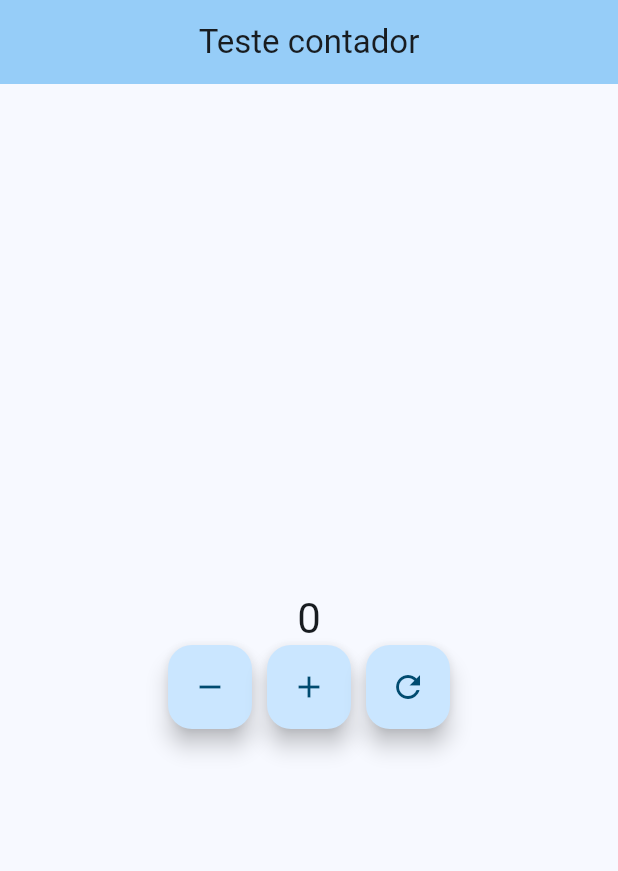
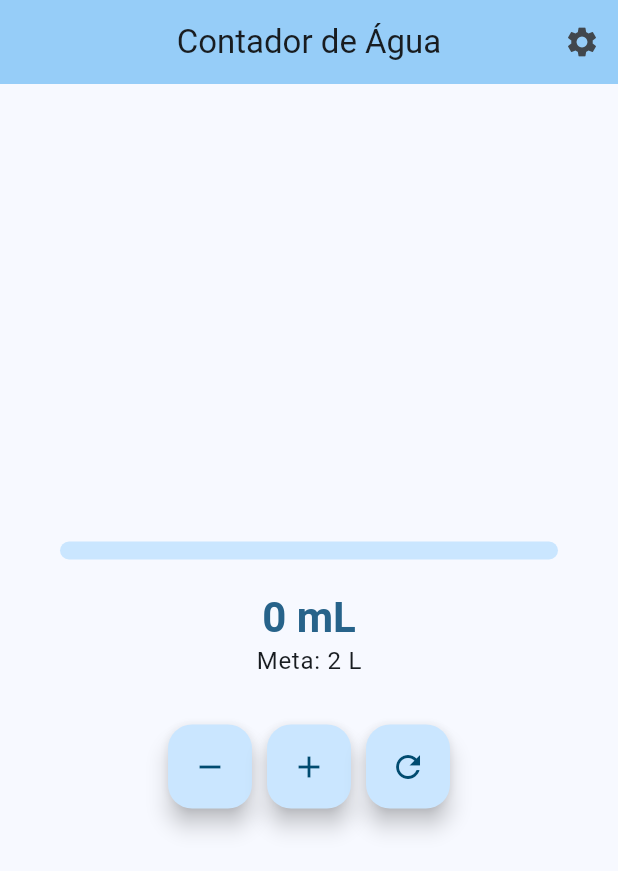
Before and after one commit to victorgxbriel/contador_flutter, a Flutter app: the screen it shows after launch, on a phone screen of 412 x 824 dp. Shown: the top 871 px of the screen. Run offline on Flutter 3.47's test engine with Material 3 defaults, Android fonts, the phone set to English and light mode, and no system bars.

Commit message:
feat: contador de água iniciado

```diff
--- /dev/null
+++ b/lib/app_widget.dart
@@ -0,0 +1,19 @@
+
+
+import 'package:contador/screens/home_page.dart';
+import 'package:flutter/material.dart';
+
+class AppWidget extends StatelessWidget {
+  const AppWidget({super.key});
+
+  @override
+  Widget build(BuildContext context) {
+    return MaterialApp(
+      title: 'Contador de água',
+      theme: ThemeData(
+        colorScheme: ColorScheme.fromSeed(seedColor: Colors.lightBlue),
+      ),
+      home: const HomePage(title: 'Contador de Água'),
+    );
+  }
+}
--- a/lib/contador_page.dart
+++ /dev/null
@@ -1,86 +0,0 @@
-
-import 'package:flutter/material.dart';
-
-class ContadorHomePage extends StatefulWidget {
-
-  const ContadorHomePage({super.key, required this.title});
-
-  final String title;
-
-  @override
-  State<StatefulWidget> createState() => _ContadorHomePageState();
-
-}
-
-class _ContadorHomePageState extends State<ContadorHomePage> {
-
-  int _contador = 0;
-
-  void _incrementCounter() {
-    setState(() {
-      _contador++;
-    });
-  }
-
-  void _decrementCounter() {
-    if(_contador == 0) {
-      return;
-    }
-
-    setState(() {
-      _contador--;
-    });
-  }
-
-  void _resetCounter() {
-    setState(() {
-      _contador = 0;
-    });
-  }
-
-  @override
-  Widget build(BuildContext context) {
-    final theme = Theme.of(context);
-
-    return Scaffold(
-      appBar: AppBar(
-        backgroundColor: theme.colorScheme.inversePrimary,
-        title: Text(widget.title),
-        centerTitle: true,
-      ),
-      body: Center(
-        child: Column(
-          mainAxisAlignment: MainAxisAlignment.center,
-          children: <Widget>[
-            Text(
-              '$_contador',
-              style: theme.textTheme.headlineMedium,
-            ),
-            Row(
-              mainAxisAlignment: MainAxisAlignment.center,
-              spacing: 10.0,
-              children: <Widget>[
-                FloatingActionButton(
-                  onPressed: _decrementCounter,
-                  tooltip: 'Decrementar',
-                  child: Icon(Icons.remove),
-                ),
-                FloatingActionButton(
-                  onPressed: _incrementCounter,
-                  tooltip: 'Incrementar',
-                  child: Icon(Icons.add),
-                ),
-                FloatingActionButton(
-                  onPressed: _resetCounter,
-                  tooltip: 'Reiniciar',
-                  child: Icon(Icons.refresh),
-                ),
-              ],
-            )
-          ],
-        ),
-      ),
-    );
-  }
-
-}
--- a/lib/contador_widget.dart
+++ /dev/null
@@ -1,19 +0,0 @@
-
-import 'package:contador/contador_page.dart';
-import 'package:flutter/material.dart';
-
-class ContadorApp extends StatelessWidget
- {
-  const ContadorApp({super.key});
-
-  @override
-  Widget build(BuildContext context) {
-    return MaterialApp(
-      title: 'Contador',
-      theme: ThemeData(
-        colorScheme: ColorScheme.fromSeed(seedColor: Colors.lightBlue)
-      ),
-      home: const ContadorHomePage(title: 'Teste contador')
-    );
-  }
-}
--- a/lib/main.dart
+++ b/lib/main.dart
@@ -1,9 +1,9 @@
-import 'package:contador/contador_widget.dart';
+import 'package:contador/app_widget.dart';
 import 'package:flutter/material.dart';
 
 void main() {
   runApp(
-    ContadorApp()
+    AppWidget()
   );
 }
 
--- /dev/null
+++ b/lib/models/cofiguracao_agua.dart
@@ -0,0 +1,59 @@
+
+enum UnidadeMedida {
+  mL,
+  L;
+
+  String get medida {
+    switch(this) {
+      case UnidadeMedida.mL:
+        return 'mL';
+      case UnidadeMedida.L:
+        return 'L';
+    }
+  }
+}
+
+class ConfiguracaoAgua {
+  final String nome;
+  final int metaDiaria;
+  final int valorCopo;
+
+  // quantos copos eu incremento ou decremento?
+  final int passoIncremento;
+  final int passoDecremento;
+
+  final UnidadeMedida unidadeMeta;
+  final UnidadeMedida unidadeCopo;
+
+  // constructor
+  ConfiguracaoAgua({
+    required this.nome,
+    required this.metaDiaria,
+    required this.valorCopo,
+    required this.passoIncremento,
+    required this.passoDecremento,
+    this.unidadeMeta = UnidadeMedida.L, // valor default
+    this.unidadeCopo = UnidadeMedida.mL
+  });
+
+  // default
+  factory ConfiguracaoAgua.defaultValues() {
+    return ConfiguracaoAgua(
+      nome: 'Padrão',
+      metaDiaria: 2,
+      valorCopo: 200,
+      passoIncremento: 1,
+      passoDecremento: 1,
+      unidadeMeta: UnidadeMedida.L,
+      unidadeCopo: UnidadeMedida.mL);
+  }
+
+  int get metaEmMl {
+    return unidadeMeta == UnidadeMedida.L ? metaDiaria * 1000 : metaDiaria;
+  }
+
+  int get copoEmMl {
+    return unidadeCopo == UnidadeMedida.L ? valorCopo * 1000 : valorCopo;
+  }
+
+}
--- /dev/null
+++ b/lib/screens/home_page.dart
@@ -0,0 +1,140 @@
+
+
+import 'package:contador/models/cofiguracao_agua.dart';
+import 'package:contador/screens/widgets/configuracao_modal.dart';
+import 'package:flutter/material.dart';
+
+class HomePage extends StatefulWidget {
+
+  final String title;
+
+  // isso aqui é o construtor
+  const HomePage({super.key, required this.title});
+
+  @override
+  State<StatefulWidget> createState() => _HomePageState();
+
+}
+
+class _HomePageState extends State<HomePage> {
+
+  int _contagemAtual = 0;
+
+  ConfiguracaoAgua _configuracaoAtiva = ConfiguracaoAgua.defaultValues();
+
+  final List<ConfiguracaoAgua> _listaConfiguracoes = [
+    ConfiguracaoAgua.defaultValues(),
+  ];
+
+  void _incrementCounter() {
+    setState(() {
+      final novaContagem = _contagemAtual + (_configuracaoAtiva.passoIncremento * _configuracaoAtiva.copoEmMl);
+
+      _contagemAtual = novaContagem;
+    });
+  }
+
+  void _decrementCounter() {
+    setState(() {
+      final novaContagem = _contagemAtual - (_configuracaoAtiva.passoDecremento * _configuracaoAtiva.copoEmMl);
+
+      if(novaContagem >= 0) {
+        _contagemAtual = novaContagem;
+      } else {
+        _contagemAtual = 0;
+      }
+    });
+  }
+
+  void _resetCounter() {
+    setState(() {
+      _contagemAtual = 0;
+    });
+  }
+
+  void _abrirModalConfiguracoes() async {
+    final resultado = await showModalBottomSheet<ConfiguracaoAgua>(
+      context: context,
+      isScrollControlled: true,
+      builder: (ctx) {
+        return ConfiguracaoModal(listaConfiguracoes: _listaConfiguracoes, configuracaoAtiva: _configuracaoAtiva);
+      }
+    );
+
+    if(resultado != null) {
+      setState(() {
+        _configuracaoAtiva = resultado;
+
+        if(!_listaConfiguracoes.any((cfg) => cfg.nome == resultado.nome)) {
+          _listaConfiguracoes.add(resultado);
+        }
+      });
+    }
+  }
+
+  @override
+  Widget build(BuildContext context) {
+    final theme = Theme.of(context); // Isso aqui é un InheretedWidget(o que você pode usar para passar os estados)
+    final double progresso = _configuracaoAtiva.metaDiaria > 0 ? _contagemAtual / _configuracaoAtiva.metaEmMl : 0.0;
+
+    return Scaffold(
+      appBar: AppBar(
+        backgroundColor: theme.colorScheme.inversePrimary,
+        title: Text(widget.title),
+        centerTitle: true,
+        actions: [
+          IconButton(onPressed: _abrirModalConfiguracoes, icon: const Icon(Icons.settings), tooltip: 'Configurações',)
+        ],
+      ),
+      body: Center(
+        child: Column(
+          mainAxisAlignment: MainAxisAlignment.center,
+          children: <Widget>[
+            Padding(
+              padding: const EdgeInsets.symmetric(horizontal: 40.0, vertical: 20.0),
+              child: LinearProgressIndicator(
+                value: progresso,
+                minHeight: 12,
+                borderRadius: BorderRadius.circular(6),
+                backgroundColor: theme.colorScheme.primaryContainer,
+              ),
+            ),
+            Text(
+              '$_contagemAtual ${_configuracaoAtiva.unidadeCopo.medida}',
+              style: theme.textTheme.headlineMedium?.copyWith(
+                fontWeight: FontWeight.bold,
+                color: theme.colorScheme.primary,
+              ),
+            ),
+            Text(
+              'Meta: ${_configuracaoAtiva.metaDiaria} ${_configuracaoAtiva.unidadeMeta.medida}',
+              style: theme.textTheme.bodyLarge,
+            ),
+            const SizedBox(height: 30,),
+            Row(
+              mainAxisAlignment: MainAxisAlignment.center,
+              spacing: 10.0,
+              children: <Widget>[
+                FloatingActionButton(
+                  onPressed: _decrementCounter,
+                  tooltip: 'Decrementar',
+                  child: Icon(Icons.remove),
+                ),
+                FloatingActionButton(
+                  onPressed: _incrementCounter,
+                  tooltip: 'Incrementar',
+                  child: Icon(Icons.add),
+                ),
+                FloatingActionButton(
+                  onPressed: _resetCounter,
+                  tooltip: 'Reiniciar',
+                  child: Icon(Icons.refresh),
+                ),
+              ]
+            )
+          ],
+        ),
+      ),
+    );
+  }
+}
```
Also changed, not shown: lib/screens/widgets/configuracao_modal.dart (added, +291 -0 lines), 1 other file.
